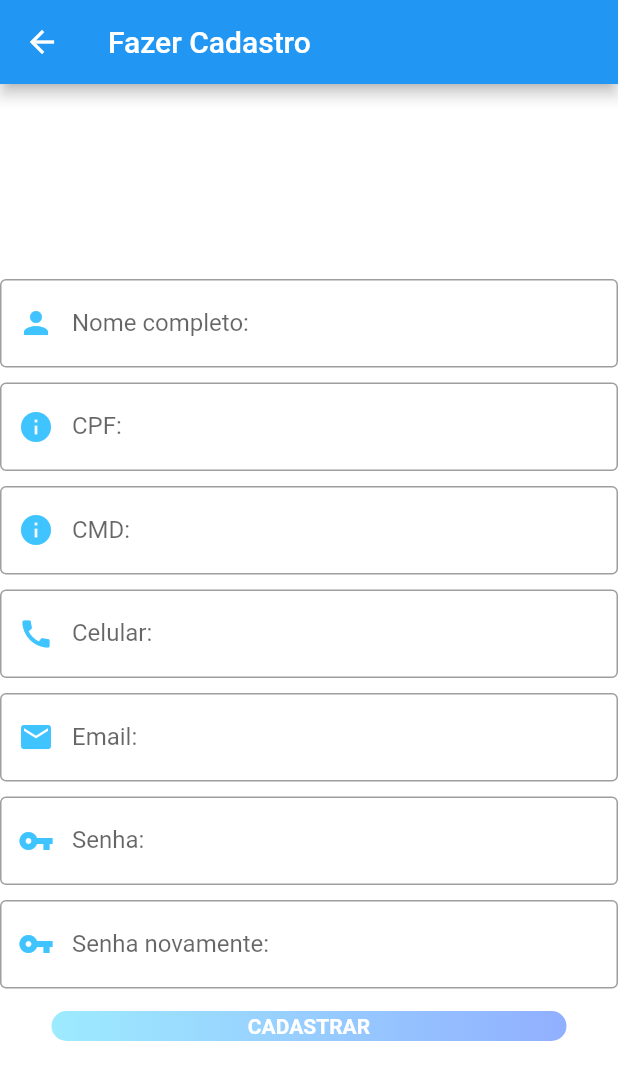
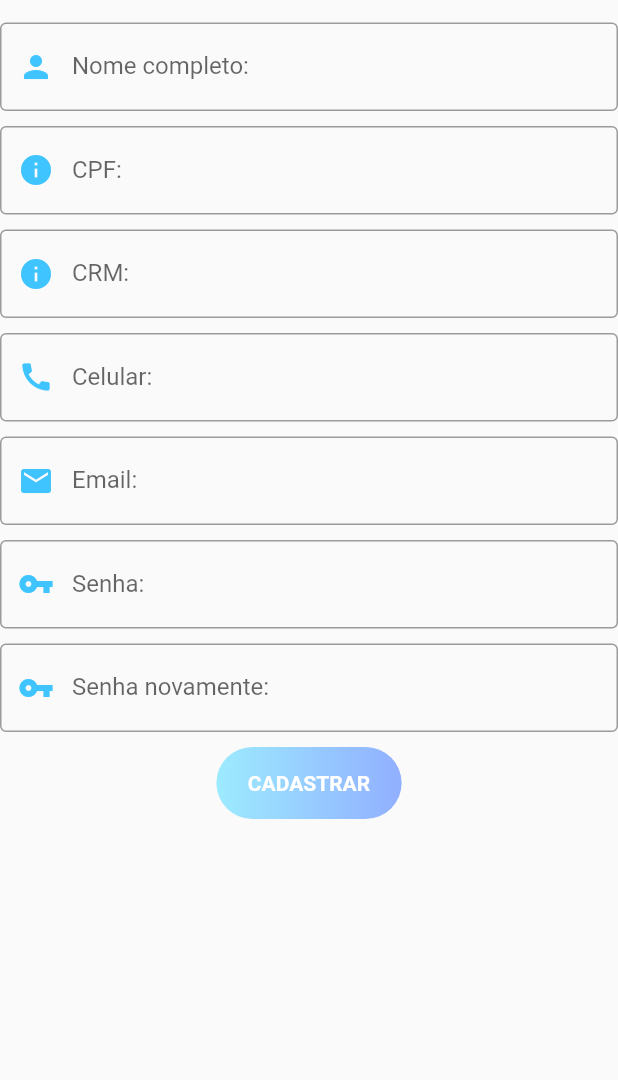
Before and after one commit to lucasLdeo/AppImed, a Flutter app: the screen it shows after launch, after a tap on "Criar uma conta", on a phone screen of 412 x 824 dp. Shown: the top 1080 px of the screen. Run offline on Flutter 3.47's test engine with Material 2 defaults, Android fonts, the phone set to English and light mode, and no system bars; our stand-ins replace cloud_firestore, firebase_auth, firebase_database; accounts and stored records are empty.

Commit message:
Fix das telas
Arrumei as telas de login e de cadsatro

```diff
--- a/lib/Lixo/inicial.dart
+++ b/lib/Lixo/inicial.dart
@@ -19,11 +19,15 @@ class iMedic extends StatelessWidget {
   }
 }
 
+
+
 class LoginPage extends StatefulWidget {
   @override
   State<StatefulWidget> createState() {
     return _LoginPageState();
   }
+
+
 }
 
 class _LoginPageState extends State<LoginPage>
@@ -155,11 +159,13 @@ class _LoginPageState extends State<LoginPage>
                 onPressed: () {
                   //Use`Navigator` widget to push the second screen to out stack of screens
                   Navigator.of(context).push(
+
                       MaterialPageRoute<Null>(builder: (BuildContext context) {
                     return new SecondScreen();
                   }));
                 },
                 child: Text('Login'.toUpperCase(),
+
                     style: TextStyle(
                         color: Colors.white, fontWeight: FontWeight.bold)),
                 shape: RoundedRectangleBorder(
@@ -215,7 +221,7 @@ class _LoginPageState extends State<LoginPage>
                             color: Colors.white,
                           ),
                           Text(
-                            ' Login com Facebook',
+                            ' Login com Faceboosk',
                             style: TextStyle(
                                 color: Colors.white,
                                 fontWeight: FontWeight.bold,
--- a/lib/pages/cadastro_Medico.dart
+++ b/lib/pages/cadastro_Medico.dart
@@ -9,23 +9,28 @@ void main() => runApp(MaterialApp(title: "Cadastro", home: Cadastro()));
 
 class Cadastro extends StatefulWidget {
   Cadastro({this.auth, this.logoutCallback});
+
   final BaseAuth auth;
   final VoidCallback logoutCallback;
 
   @override
   _CadastroState createState() => _CadastroState();
-
 }
 
 class _CadastroState extends State<Cadastro> {
-
   final _formKey = new GlobalKey<FormState>();
   final db = Firestore.instance;
   final FirebaseAuth _firebaseAuth = FirebaseAuth.instance;
   String userId = "";
-  String nome,cpf,crm,telefone,email,senha, _errorMessage,msg = 'Fazer Cadastro';
+  String nome,
+      cpf,
+      crm,
+      telefone,
+      email,
+      senha,
+      _errorMessage,
+      msg = 'Fazer Cadastro';
   bool _isLoading = false;
-
 
   Widget _showCircularProgress() {
     if (_isLoading) {
@@ -33,14 +38,13 @@ class _CadastroState extends State<Cadastro> {
     }
     return Container(
       height: 0.0,
-      width: 0.0,
     );
   }
 
   bool validateAndSave() {
     print('tentar validar');
     final form = _formKey.currentState;
-    print ('hahahahaha');
+    print('hahahahaha');
     if (form.validate()) {
       print('deu');
       form.save();
@@ -48,7 +52,8 @@ class _CadastroState extends State<Cadastro> {
     }
     return false;
   }
- Future <void> validateAndSubmit() async {
+
+  Future<void> validateAndSubmit() async {
     setState(() {
       _errorMessage = "";
     });
@@ -63,11 +68,12 @@ class _CadastroState extends State<Cadastro> {
       _isLoading = true;
       String userId = "";
       try {
-          AuthResult result = await _firebaseAuth.createUserWithEmailAndPassword(email: email, password: senha);
+        AuthResult result = await _firebaseAuth.createUserWithEmailAndPassword(
+            email: email, password: senha);
         FirebaseUser user = result.user;
         userId = user.uid;
         print('Signed up user: $userId');
-          if(userId != null) {
+        if (userId != null) {
           await db.collection("Medico").document().setData({
             'name': nome,
             'cpf': cpf,
@@ -78,13 +84,11 @@ class _CadastroState extends State<Cadastro> {
             new SecondScreen(
               userId: userId,
               auth: widget.auth,
-
             );
           }).catchError((e) {
             print(e);
-
           });
-          }else{
+        } else {
           _isLoading = false;
         }
       } catch (e) {
@@ -99,83 +103,91 @@ class _CadastroState extends State<Cadastro> {
 
   @override
   Widget build(BuildContext context) {
-
-
     TextEditingController controller = TextEditingController();
-    return MaterialApp(
-      home: DefaultTabController(
-        length: 2,
+    return Scaffold(
+      resizeToAvoidBottomPadding: false,
+      resizeToAvoidBottomInset: false,
+      body: Container(
         child: Form(
           key: _formKey,
-          child: Scaffold(
-            backgroundColor: Colors.white,
-            appBar: AppBar(
-              leading: new IconButton(
-                icon: new Icon(Icons.arrow_back, color: Colors.white),
-                onPressed: () => Navigator.of(context).pop(),
-              ),
-              title: Text('Fazer Cadastro'),
-            ),
+          child: Align(
+            child: Container(
+                height: MediaQuery.of(context).size.height,
+                width: MediaQuery.of(context).size.width,
+                padding: EdgeInsets.only(
+                    bottom: MediaQuery.of(context).viewInsets.bottom),
 
-            body: Container(
-              child: Column(
-                mainAxisAlignment: MainAxisAlignment.center,
+                child: ListView(
+                                    padding: EdgeInsets.fromLTRB(0, 0, 0, 0),
                   children: <Widget>[
 
+                    SizedBox(height: 15),
                     new TextFormField(
-                    scrollPadding: EdgeInsets.only(bottom: 5, left: 5, right: 5, top: 5),
                       decoration: InputDecoration(
                         border: OutlineInputBorder(
-                          borderSide: new BorderSide(color: Colors.teal)
-
+                            borderSide: new BorderSide(color: Colors.teal)),
+                        prefixIcon: const Icon(
+                          Icons.person,
+                          color: Colors.lightBlueAccent,
                         ),
-
-                      prefixIcon: const Icon(Icons.person, color: Colors.lightBlueAccent,),
                         labelText: 'Nome completo:',
                         hintText: 'Digite o seu nome',
-
                       ),
-                    validator: (value) => value.isEmpty ? 'Nome can\'t be empty' : null,
+                      validator: (value) =>
+                          value.isEmpty ? 'Nome can\'t be empty' : null,
                       onSaved: (value) => nome = value.trim(),
                     ),
                     SizedBox(height: 10),
                     new TextFormField(
                       decoration: InputDecoration(
                         border: OutlineInputBorder(
-                          borderSide: new BorderSide(color: Colors.teal)
+                            borderSide: new BorderSide(color: Colors.teal)),
+                        prefixIcon: const Icon(
+                          Icons.info,
+                          color: Colors.lightBlueAccent,
                         ),
-                      prefixIcon: const Icon(Icons.info, color: Colors.lightBlueAccent,),
                         labelText: 'CPF:',
                         hintText: 'XXX.XXX.XXX-XX',
                       ),
                       keyboardType: TextInputType.number,
-                    validator: (value) => value.isEmpty ? 'CPF can\'t be empty' : value.length != 11 ? 'CPF inesperado, deve ter 11 digitos' : null,
+                      validator: (value) => value.isEmpty
+                          ? 'CPF can\'t be empty'
+                          : value.length != 11
+                              ? 'CPF inesperado, deve ter 11 digitos'
+                              : null,
                       onSaved: (value) => cpf = value.trim(),
-                  ),                  SizedBox(height: 10),
+                    ),
+                    SizedBox(height: 10),
                     new TextFormField(
                       decoration: InputDecoration(
                         border: OutlineInputBorder(
-                          borderSide: new BorderSide(color: Colors.teal)
+                            borderSide: new BorderSide(color: Colors.teal)),
+                        prefixIcon: const Icon(
+                          Icons.info,
+                          color: Colors.lightBlueAccent,
                         ),
-                      prefixIcon: const Icon(Icons.info, color: Colors.lightBlueAccent,),
-                      labelText: 'CMD:',
+                        labelText: 'CRM:',
                         hintText: 'XXXXXXXX',
                       ),
-                    validator: (value) => value.isEmpty ? 'CMD can\'t be empty' : null,
+                      validator: (value) =>
+                          value.isEmpty ? 'CRM can\'t be empty' : null,
                       onSaved: (value) => crm = value.trim(),
                     ),
                     SizedBox(height: 10),
                     new TextFormField(
                       decoration: InputDecoration(
                         border: OutlineInputBorder(
-                          borderSide: new BorderSide(color: Colors.teal)
+                            borderSide: new BorderSide(color: Colors.teal)),
+                        prefixIcon: const Icon(
+                          Icons.call,
+                          color: Colors.lightBlueAccent,
                         ),
-                      prefixIcon: const Icon(Icons.call, color: Colors.lightBlueAccent,),
                         labelText: 'Celular:',
                         hintText: '(DDD) X XXXX-XXXX',
                       ),
                       keyboardType: TextInputType.number,
-                    validator: (value) => value.isEmpty ? 'Telefone can\'t be empty' : null,
+                      validator: (value) =>
+                          value.isEmpty ? 'Telefone can\'t be empty' : null,
                       onSaved: (value) => telefone = value.trim(),
                     ),
                     SizedBox(height: 10),
@@ -184,13 +196,16 @@ class _CadastroState extends State<Cadastro> {
                       autofocus: false,
                       decoration: InputDecoration(
                         border: OutlineInputBorder(
-                          borderSide: new BorderSide(color: Colors.teal)
+                            borderSide: new BorderSide(color: Colors.teal)),
+                        prefixIcon: const Icon(
+                          Icons.email,
+                          color: Colors.lightBlueAccent,
                         ),
-                      prefixIcon: const Icon(Icons.email, color: Colors.lightBlueAccent,),
                         labelText: 'Email: ',
                         hintText: 'digite o seu email ',
                       ),
-                    validator: (value) => value.isEmpty ? 'Email can\'t be empty' : null,
+                      validator: (value) =>
+                          value.isEmpty ? 'Email can\'t be empty' : null,
                       onSaved: (value) => email = value.trim(),
                     ),
                     SizedBox(height: 10),
@@ -198,13 +213,16 @@ class _CadastroState extends State<Cadastro> {
                       obscureText: true,
                       decoration: InputDecoration(
                         border: OutlineInputBorder(
-                          borderSide: new BorderSide(color: Colors.teal)
+                            borderSide: new BorderSide(color: Colors.teal)),
+                        prefixIcon: const Icon(
+                          Icons.vpn_key,
+                          color: Colors.lightBlueAccent,
                         ),
-                      prefixIcon: const Icon(Icons.vpn_key, color: Colors.lightBlueAccent,),
                         labelText: 'Senha:',
                         hintText: 'escolha uma senha',
                       ),
-                    validator: (value) => value.isEmpty ? 'Senha can\'t be empty' : null,
+                      validator: (value) =>
+                          value.isEmpty ? 'Senha can\'t be empty' : null,
                       onSaved: (value) => senha = value.trim(),
                     ),
                     SizedBox(height: 10),
@@ -212,19 +230,27 @@ class _CadastroState extends State<Cadastro> {
                       obscureText: true,
                       decoration: InputDecoration(
                         border: OutlineInputBorder(
-                          borderSide: new BorderSide(color: Colors.teal)
+                            borderSide: new BorderSide(color: Colors.teal)),
+                        prefixIcon: const Icon(
+                          Icons.vpn_key,
+                          color: Colors.lightBlueAccent,
                         ),
-                      prefixIcon: const Icon(Icons.vpn_key, color: Colors.lightBlueAccent,),
                         labelText: 'Senha novamente:',
                         hintText: 'digite sua senha novamente',
                       ),
-                    validator: (value) => value.isEmpty ? 'Senha can\'t be empty' : identical(value,senha) ? 'Senhas não conferem, tente novamente':null,
+                      validator: (value) => value.isEmpty
+                          ? 'Senha can\'t be empty'
+                          : identical(value, senha)
+                              ? 'Senhas não conferem, tente novamente'
+                              : null,
                       onSaved: (value) => senha = value.trim(),
                     ),
-                  SizedBox(height: 15),
-                  Container(
-                    height: 20,
-                    width: MediaQuery.of(context).size.width / 1.2,
+                    SizedBox(height: 10),
+                    Align(
+                      alignment: Alignment.center,
+                      child: Container(
+                        padding: EdgeInsets.fromLTRB(5,0,5,0),
+
                         child: FlatButton(
                           onPressed: () {
                             _showCircularProgress();
@@ -243,13 +269,15 @@ class _CadastroState extends State<Cadastro> {
                             ),
                             borderRadius: BorderRadius.all(Radius.circular(50))),
                       ),
+                    ),
+
                   ],
                 ),
               ),
             ),
           ),
-      )
+        ),
+
     );
   }
-
 }
--- a/lib/pages/login_signup_page.dart
+++ b/lib/pages/login_signup_page.dart
@@ -2,11 +2,12 @@ import 'package:flutter/material.dart';
 import 'package:imed/services/authentication.dart';
 import 'package:imed/pages/cadastro_Medico.dart';
 
-
 class LoginSignupPage extends StatefulWidget {
   LoginSignupPage({this.auth, this.loginCallback});
+
   final BaseAuth auth;
   final VoidCallback loginCallback;
+
   @override
   State<StatefulWidget> createState() => new _LoginSignupPageState();
 }
@@ -34,7 +35,6 @@ class _LoginSignupPageState extends State<LoginSignupPage> {
   void validateAndSubmit() async {
     setState(() {
       _errorMessage = "";
-
     });
     if (validateAndSave()) {
       String userId = "";
@@ -88,9 +88,7 @@ class _LoginSignupPageState extends State<LoginSignupPage> {
   @override
   Widget build(BuildContext context) {
     return new Scaffold(
-        appBar: new AppBar(
-          title: new Text('Login Screen'),
-        ),
+        resizeToAvoidBottomPadding: false,
         body: Stack(
           children: <Widget>[
             _showForm(),
@@ -110,22 +108,52 @@ class _LoginSignupPageState extends State<LoginSignupPage> {
   }
 
   Widget _showForm() {
-    return new Container(
-        padding: EdgeInsets.all(16.0),
-        child: new Form(
+    return new Scaffold(
+      resizeToAvoidBottomPadding: false,
+      body: Container(
+          width: MediaQuery.of(context).size.width,
+          height: MediaQuery.of(context).size.height,
+          child: Column(
+            children: <Widget>[
+              new Form(
                 key: _formKey,
                 child: new ListView(
+                  padding: EdgeInsets.all(0.0),
                   shrinkWrap: true,
                   children: <Widget>[
                     showLogo(),
+                    Container(
+
+                      padding: EdgeInsets.fromLTRB(16, 0, 16, 0),
+                      child: Column(
+                        children: <Widget>[
                           showEmailInput(),
                           showPasswordInput(),
-              showPrimaryButton(),
-              showSecondaryButton(),
-              showErrorMessage(),
                         ],
                       ),
-        ));
+                    ),
+                    Container(
+                      padding: EdgeInsets.fromLTRB(85, 20, 85, 0),
+                      child: showPrimaryButton(),
+                    ),
+                    showSecondaryButton(),
+                    Container(
+                      padding: EdgeInsets.fromLTRB(16, 0, 161, 0),
+                      child: Column(
+                        children: <Widget>[
+                          showFacebookButton(),
+                          showGoogleButton(),
+                        ],
+                      ),
+                    ),
+                    showErrorMessage(),
+                    SizedBox(height: 90,)
+                  ],
+                ),
+              )
+            ],
+          )),
+    );
   }
 
   Widget showErrorMessage() {
@@ -145,23 +173,9 @@ class _LoginSignupPageState extends State<LoginSignupPage> {
     }
   }
 
-  Widget showLogo() {
-    return new Hero(
-      tag: 'hero',
-      child: Padding(
-        padding: EdgeInsets.fromLTRB(0.0, 70.0, 0.0, 0.0),
-        child: CircleAvatar(
-          backgroundColor: Colors.transparent,
-          radius: 48.0,
-          child: Image.asset('assets/flutter-icon.png'),
-        ),
-      ),
-    );
-  }
-
   Widget showEmailInput() {
     return Padding(
-      padding: const EdgeInsets.fromLTRB(0.0, 100.0, 0.0, 0.0),
+      padding: const EdgeInsets.fromLTRB(0.0, 15.0, 0.0, 0.0),
       child: new TextFormField(
         maxLines: 1,
         keyboardType: TextInputType.emailAddress,
@@ -172,8 +186,10 @@ class _LoginSignupPageState extends State<LoginSignupPage> {
               Icons.mail,
               color: Colors.grey,
             )),
-        validator: (value) => value.isEmpty ? 'Campo do email não pode estar vazio'
-            '' : null,
+        validator: (value) => value.isEmpty
+            ? 'Campo do email não pode estar vazio'
+                ''
+            : null,
         onSaved: (value) => _email = value.trim(),
       ),
     );
@@ -192,8 +208,10 @@ class _LoginSignupPageState extends State<LoginSignupPage> {
               Icons.lock,
               color: Colors.grey,
             )),
-        validator: (value) => value.isEmpty ? 'Campo da senha não pode'
-            ' estar vazio' : null,
+        validator: (value) => value.isEmpty
+            ? 'Campo da senha não pode'
+                ' estar vazio'
+            : null,
         onSaved: (value) => _password = value.trim(),
       ),
     );
@@ -204,28 +222,113 @@ class _LoginSignupPageState extends State<LoginSignupPage> {
         child: new Text(
             _isLoginForm ? 'Criar uma conta' : 'Have an account? Sign in',
             style: new TextStyle(fontSize: 18.0, fontWeight: FontWeight.w300)),
-        onPressed: (){
-          Navigator.of(context).push(
-              MaterialPageRoute<Null>(builder: (BuildContext context) {
+        onPressed: () {
+          Navigator.of(context)
+              .push(MaterialPageRoute<Null>(builder: (BuildContext context) {
             return new Cadastro();
           }));
         });
   }
 
+  Widget showFacebookButton() {
+    return new RaisedButton(
+      child: Row(
+        crossAxisAlignment: CrossAxisAlignment.start,
+        children: <Widget>[
+          SizedBox(height: 28),
+          Text(
+            ' Login com Facebook',
+            style: TextStyle(
+                color: Colors.white, fontWeight: FontWeight.bold, height: 1.5),
+          )
+        ],
+      ),
+      onPressed: () {},
+      color: Color(0xFF4267b2),
+    );
+  }
+
+  Widget showGoogleButton() {
+    return new RaisedButton(
+      child: Row(
+        crossAxisAlignment: CrossAxisAlignment.start,
+        children: <Widget>[
+          SizedBox(height: 28),
+          Text(
+            ' Login com Google',
+            style: TextStyle(
+                color: Color(0xFFF7F7F7),
+                fontWeight: FontWeight.bold,
+                height: 1.5),
+          )
+        ],
+      ),
+      onPressed: () {},
+      color: Color(0xFFdd4b39),
+    );
+  }
+
   Widget showPrimaryButton() {
+    return new Container(
+      height: 45.0,
+      width: 0,
+      child: FlatButton(
+        onPressed: validateAndSubmit,
+        child: Text('Login'.toUpperCase(),
+            style: TextStyle(
+                color: Colors.white,
+                fontWeight: FontWeight.bold,
+                fontSize: 16)),
+        shape: RoundedRectangleBorder(
+            borderRadius: new BorderRadius.circular(30.0)),
+      ),
+      decoration: BoxDecoration(
+          gradient: LinearGradient(
+            colors: [Color(0xFF9DEBFF), Color(0xFF91AFFF)],
+          ),
+          borderRadius: BorderRadius.all(Radius.circular(50))),
+    );
+  }
+
+  Widget showLogo() {
     return new Padding(
-        padding: EdgeInsets.fromLTRB(0.0, 45.0, 0.0, 0.0),
-        child: SizedBox(
-          height: 40.0,
-          child: new RaisedButton(
-            elevation: 5.0,
-            shape: new RoundedRectangleBorder(
-                borderRadius: new BorderRadius.circular(30.0)),
-            color: Colors.blue,
-            child: new Text(_isLoginForm ? 'Login' : 'Criar uma conta',
-                style: new TextStyle(fontSize: 20.0, color: Colors.white)),
-            onPressed: validateAndSubmit,
+      padding: EdgeInsets.all(0),
+      child: Container(
+        width: MediaQuery.of(context).size.width,
+        height: 225,
+        decoration: BoxDecoration(
+            gradient: LinearGradient(
+              begin: Alignment.topCenter,
+              end: Alignment.bottomCenter,
+              colors: [Color(0xFF9DEBFF), Color(0xFF91AFFF)],
             ),
-        ));
+            borderRadius: BorderRadius.only(bottomLeft: Radius.circular(90))),
+        child: Column(
+          mainAxisAlignment: MainAxisAlignment.center,
+          children: <Widget>[
+            Spacer(),
+            Align(
+              alignment: Alignment.center,
+              child: Icon(
+                Icons.healing,
+                size: 90,
+                color: Colors.white,
+              ),
+            ),
+            Spacer(),
+            Align(
+              alignment: Alignment.bottomRight,
+              child: Padding(
+                padding: const EdgeInsets.only(bottom: 32, right: 32),
+                child: Text(
+                  'Saúde na palma da sua mão'.toUpperCase(),
+                  style: TextStyle(color: Colors.white, fontSize: 18),
+                ),
+              ),
+            ),
+          ],
+        ),
+      ),
+    );
   }
 }
--- a/lib/pages/profile_screen.dart
+++ b/lib/pages/profile_screen.dart
@@ -91,7 +91,7 @@ class SecondScreen extends StatelessWidget {
               onTap: () {
               },
             ),
-            SizedBox(height: 300),
+            SizedBox(height: 0),
             ListTile(
               title: Text('Sair'),
               onTap: () {
```
Lines whose indentation alone changed are shown as unchanged.
